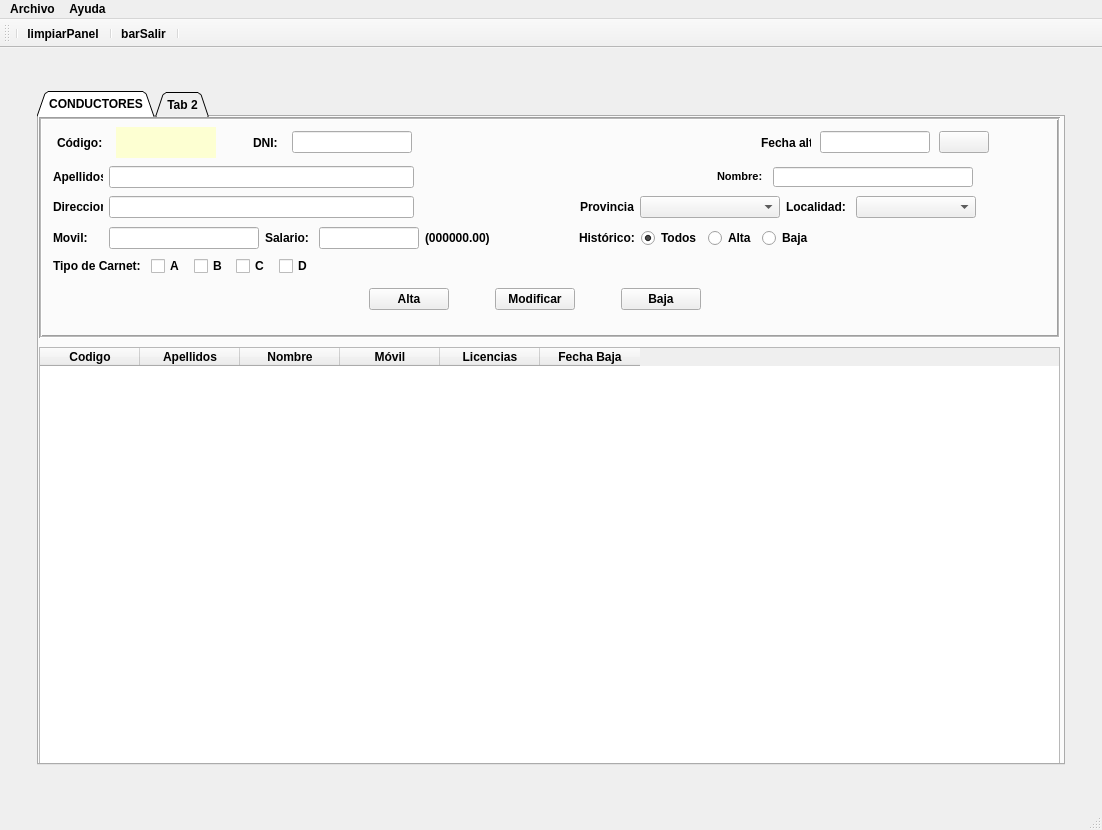
Before: the Qt Designer form templates/venta_principal.ui in EliasVGZ/vierafernandez2324, drawn with Qt 5.
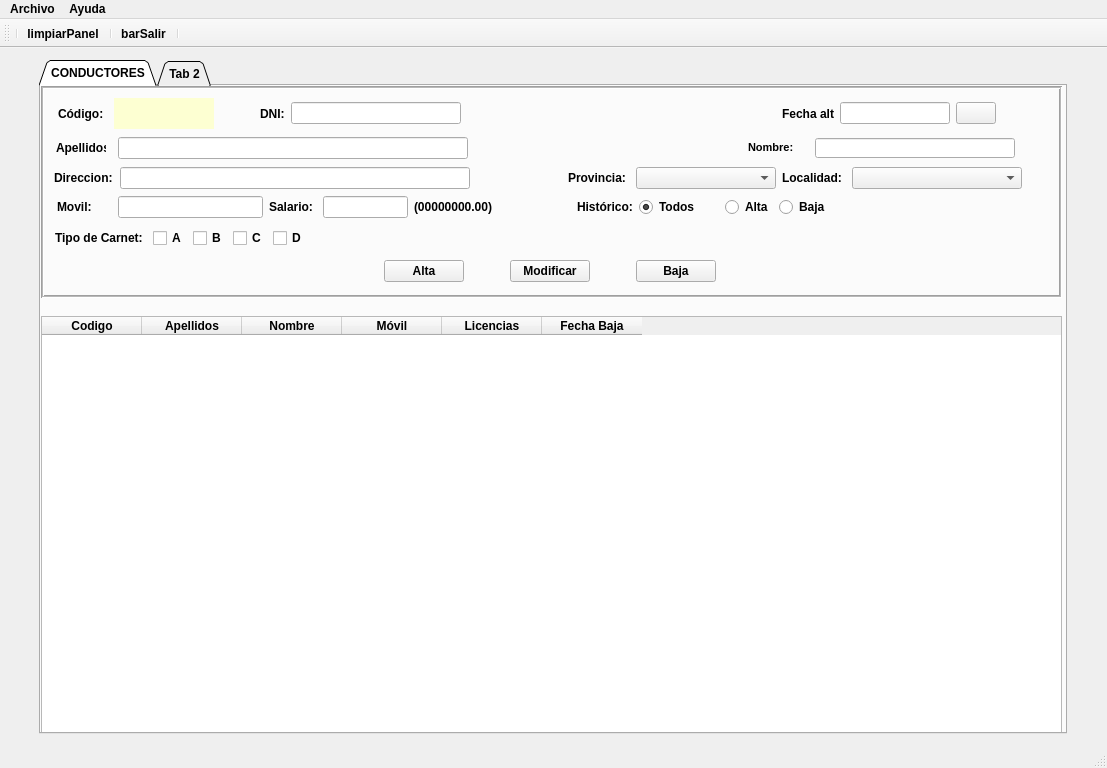
After: the same form once the commit is applied. Icons and pictures are not drawn.

Commit message: añadiendo localidades a las provincias

The edit to the form file:
```diff
--- a/templates/venta_principal.ui
+++ b/templates/venta_principal.ui
@@ -6,8 +6,8 @@
    <rect>
     <x>0</x>
     <y>0</y>
-    <width>1102</width>
-    <height>830</height>
+    <width>1107</width>
+    <height>768</height>
    </rect>
   </property>
   <property name="sizePolicy">
@@ -39,7 +39,8 @@
   </property>
   <property name="windowIcon">
    <iconset>
-    <normaloff>../IMG/travel_car_BMV_1741.png</normaloff>../IMG/travel_car_BMV_1741.png</iconset>
+    <normaloff>../IMG/travel_car_BMV_1741.png</normaloff>
+    <normalon>../IMG/travel_car_BMV_1741.png</normalon>../IMG/travel_car_BMV_1741.png</iconset>
   </property>
   <property name="layoutDirection">
    <enum>Qt::LeftToRight</enum>
@@ -105,7 +106,7 @@
        </property>
        <property name="maximumSize">
         <size>
-         <width>1022</width>
+         <width>1200</width>
          <height>900</height>
         </size>
        </property>
@@ -118,7 +119,7 @@
           <x>0</x>
           <y>0</y>
           <width>1021</width>
-          <height>221</height>
+          <height>212</height>
          </rect>
         </property>
         <property name="sizePolicy">
@@ -151,50 +152,115 @@
         <property name="midLineWidth">
          <number>1</number>
         </property>
-        <widget class="QLabel" name="lblValidarDni">
+        <widget class="QWidget" name="layoutWidget">
          <property name="geometry">
           <rect>
-           <x>390</x>
-           <y>20</y>
-           <width>20</width>
+           <x>14</x>
+           <y>141</y>
+           <width>983</width>
            <height>22</height>
           </rect>
          </property>
-         <property name="minimumSize">
-          <size>
-           <width>20</width>
-           <height>20</height>
-          </size>
-         </property>
-         <property name="maximumSize">
-          <size>
-           <width>40</width>
-           <height>30</height>
-          </size>
-         </property>
-         <property name="font">
-          <font>
-           <family>Arial Black</family>
-           <pointsize>9</pointsize>
-          </font>
-         </property>
-         <property name="text">
-          <string/>
-         </property>
-         <property name="alignment">
-          <set>Qt::AlignCenter</set>
-         </property>
+         <layout class="QHBoxLayout" name="horizontalLayout_5">
+          <item>
+           <widget class="QLabel" name="lbltipoCarnet">
+            <property name="maximumSize">
+             <size>
+              <width>100</width>
+              <height>20</height>
+             </size>
+            </property>
+            <property name="frameShape">
+             <enum>QFrame::NoFrame</enum>
+            </property>
+            <property name="frameShadow">
+             <enum>QFrame::Raised</enum>
+            </property>
+            <property name="text">
+             <string>&lt;html&gt;&lt;head/&gt;&lt;body&gt;&lt;p&gt;Tipo de Carnet: &lt;/p&gt;&lt;/body&gt;&lt;/html&gt;</string>
+            </property>
+           </widget>
+          </item>
+          <item>
+           <widget class="QCheckBox" name="chkA">
+            <property name="maximumSize">
+             <size>
+              <width>40</width>
+              <height>20</height>
+             </size>
+            </property>
+            <property name="text">
+             <string>A</string>
+            </property>
+           </widget>
+          </item>
+          <item>
+           <widget class="QCheckBox" name="chkB">
+            <property name="maximumSize">
+             <size>
+              <width>40</width>
+              <height>20</height>
+             </size>
+            </property>
+            <property name="text">
+             <string>B</string>
+            </property>
+           </widget>
+          </item>
+          <item>
+           <widget class="QCheckBox" name="chkC">
+            <property name="maximumSize">
+             <size>
+              <width>40</width>
+              <height>20</height>
+             </size>
+            </property>
+            <property name="text">
+             <string>C</string>
+            </property>
+           </widget>
+          </item>
+          <item>
+           <widget class="QCheckBox" name="chkD">
+            <property name="maximumSize">
+             <size>
+              <width>40</width>
+              <height>20</height>
+             </size>
+            </property>
+            <property name="text">
+             <string>D</string>
+            </property>
+           </widget>
+          </item>
+          <item>
+           <spacer name="horizontalSpacer_7">
+            <property name="orientation">
+             <enum>Qt::Horizontal</enum>
+            </property>
+            <property name="sizeType">
+             <enum>QSizePolicy::Expanding</enum>
+            </property>
+            <property name="sizeHint" stdset="0">
+             <size>
+              <width>728</width>
+              <height>20</height>
+             </size>
+            </property>
+           </spacer>
+          </item>
+         </layout>
         </widget>
-        <widget class="QWidget" name="">
+        <widget class="QWidget" name="layoutWidget">
          <property name="geometry">
           <rect>
-           <x>1</x>
-           <y>167</y>
+           <x>14</x>
+           <y>170</y>
            <width>989</width>
            <height>30</height>
           </rect>
          </property>
-         <layout class="QHBoxLayout" name="horizontalLayout_7">
+         <layout class="QHBoxLayout" name="horizontalLayout_6">
           <item>
            <spacer name="horizontalSpacer_12">
             <property name="orientation">
@@ -300,16 +366,63 @@
           </item>
          </layout>
         </widget>
-        <widget class="QWidget" name="">
+        <widget class="QWidget" name="layoutWidget">
          <property name="geometry">
           <rect>
-           <x>1</x>
-           <y>78</y>
-           <width>994</width>
-           <height>24</height>
+           <x>17</x>
+           <y>12</y>
+           <width>938</width>
+           <height>31</height>
           </rect>
          </property>
-         <layout class="QHBoxLayout" name="horizontalLayout_4">
+         <layout class="QHBoxLayout" name="horizontalLayout_2">
+          <item>
+           <widget class="QLabel" name="lblCod">
+            <property name="minimumSize">
+             <size>
+              <width>50</width>
+              <height>20</height>
+             </size>
+            </property>
+            <property name="maximumSize">
+             <size>
+              <width>40</width>
+              <height>16777215</height>
+             </size>
+            </property>
+            <property name="frameShadow">
+             <enum>QFrame::Raised</enum>
+            </property>
+            <property name="text">
+             <string>Código:</string>
+            </property>
+           </widget>
+          </item>
+          <item>
+           <widget class="QLabel" name="lblCodbd">
+            <property name="minimumSize">
+             <size>
+              <width>100</width>
+              <height>20</height>
+             </size>
+            </property>
+            <property name="maximumSize">
+             <size>
+              <width>100</width>
+              <height>16777215</height>
+             </size>
+            </property>
+            <property name="styleSheet">
+             <string notr="true">background-color: rgb(253, 255, 210);</string>
+            </property>
+            <property name="text">
+             <string/>
+            </property>
+            <property name="alignment">
+             <set>Qt::AlignCenter</set>
+            </property>
+           </widget>
+          </item>
           <item>
            <spacer name="horizontalSpacer_3">
             <property name="orientation">
@@ -320,6 +433,276 @@
             </property>
             <property name="sizeHint" stdset="0">
              <size>
+              <width>40</width>
+              <height>20</height>
+             </size>
+            </property>
+           </spacer>
+          </item>
+          <item>
+           <widget class="QLabel" name="lblDni">
+            <property name="minimumSize">
+             <size>
+              <width>20</width>
+              <height>20</height>
+             </size>
+            </property>
+            <property name="maximumSize">
+             <size>
+              <width>30</width>
+              <height>16777215</height>
+             </size>
+            </property>
+            <property name="text">
+             <string>DNI:</string>
+            </property>
+           </widget>
+          </item>
+          <item>
+           <widget class="QLineEdit" name="txtDni">
+            <property name="minimumSize">
+             <size>
+              <width>60</width>
+              <height>20</height>
+             </size>
+            </property>
+            <property name="maximumSize">
+             <size>
+              <width>170</width>
+              <height>16777215</height>
+             </size>
+            </property>
+            <property name="alignment">
+             <set>Qt::AlignCenter</set>
+            </property>
+           </widget>
+          </item>
+          <item>
+           <widget class="QLabel" name="lblValidarDni">
+            <property name="minimumSize">
+             <size>
+              <width>20</width>
+              <height>20</height>
+             </size>
+            </property>
+            <property name="maximumSize">
+             <size>
+              <width>40</width>
+              <height>30</height>
+             </size>
+            </property>
+            <property name="font">
+             <font>
+              <family>Arial Black</family>
+              <pointsize>9</pointsize>
+             </font>
+            </property>
+            <property name="text">
+             <string/>
+            </property>
+            <property name="alignment">
+             <set>Qt::AlignCenter</set>
+            </property>
+           </widget>
+          </item>
+          <item>
+           <spacer name="horizontalSpacer">
+            <property name="orientation">
+             <enum>Qt::Horizontal</enum>
+            </property>
+            <property name="sizeType">
+             <enum>QSizePolicy::Fixed</enum>
+            </property>
+            <property name="sizeHint" stdset="0">
+             <size>
+              <width>288</width>
+              <height>20</height>
+             </size>
+            </property>
+           </spacer>
+          </item>
+          <item>
+           <widget class="QLabel" name="lblFechaAlta">
+            <property name="maximumSize">
+             <size>
+              <width>52</width>
+              <height>16777215</height>
+             </size>
+            </property>
+            <property name="frameShadow">
+             <enum>QFrame::Raised</enum>
+            </property>
+            <property name="text">
+             <string>Fecha alta:</string>
+            </property>
+           </widget>
+          </item>
+          <item>
+           <widget class="QLineEdit" name="txtFechaAlta">
+            <property name="enabled">
+             <bool>true</bool>
+            </property>
+            <property name="minimumSize">
+             <size>
+              <width>100</width>
+              <height>20</height>
+             </size>
+            </property>
+            <property name="maximumSize">
+             <size>
+              <width>110</width>
+              <height>16777215</height>
+             </size>
+            </property>
+            <property name="alignment">
+             <set>Qt::AlignCenter</set>
+            </property>
+            <property name="readOnly">
+             <bool>false</bool>
+            </property>
+           </widget>
+          </item>
+          <item>
+           <widget class="QPushButton" name="btnCalendario">
+            <property name="maximumSize">
+             <size>
+              <width>50</width>
+              <height>16777215</height>
+             </size>
+            </property>
+            <property name="text">
+             <string/>
+            </property>
+            <property name="icon">
+             <iconset>
+              <normaloff>../../../.designer/IMG/descarga_calendario.png</normaloff>
+              <normalon>../IMG/descarga_calendario.png</normalon>../../../.designer/IMG/descarga_calendario.png</iconset>
+            </property>
+           </widget>
+          </item>
+         </layout>
+        </widget>
+        <widget class="QWidget" name="layoutWidget">
+         <property name="geometry">
+          <rect>
+           <x>9</x>
+           <y>51</y>
+           <width>971</width>
+           <height>22</height>
+          </rect>
+         </property>
+         <layout class="QHBoxLayout" name="horizontalLayout_3">
+          <item>
+           <widget class="QLabel" name="lblApellido">
+            <property name="minimumSize">
+             <size>
+              <width>0</width>
+              <height>20</height>
+             </size>
+            </property>
+            <property name="maximumSize">
+             <size>
+              <width>50</width>
+              <height>16777215</height>
+             </size>
+            </property>
+            <property name="frameShadow">
+             <enum>QFrame::Raised</enum>
+            </property>
+            <property name="text">
+             <string>Apellidos:</string>
+            </property>
+           </widget>
+          </item>
+          <item>
+           <widget class="QLineEdit" name="txtApellido">
+            <property name="minimumSize">
+             <size>
+              <width>350</width>
+              <height>20</height>
+             </size>
+            </property>
+            <property name="maximumSize">
+             <size>
+              <width>350</width>
+              <height>16777215</height>
+             </size>
+            </property>
+           </widget>
+          </item>
+          <item>
+           <spacer name="horizontalSpacer_5">
+            <property name="orientation">
+             <enum>Qt::Horizontal</enum>
+            </property>
+            <property name="sizeType">
+             <enum>QSizePolicy::Fixed</enum>
+            </property>
+            <property name="sizeHint" stdset="0">
+             <size>
+              <width>268</width>
+              <height>20</height>
+             </size>
+            </property>
+           </spacer>
+          </item>
+          <item>
+           <widget class="QLabel" name="label">
+            <property name="minimumSize">
+             <size>
+              <width>50</width>
+              <height>0</height>
+             </size>
+            </property>
+            <property name="maximumSize">
+             <size>
+              <width>55</width>
+              <height>16777215</height>
+             </size>
+            </property>
+            <property name="text">
+             <string>&lt;html&gt;&lt;head/&gt;&lt;body&gt;&lt;p&gt;&lt;span style=&quot; font-size:8pt;&quot;&gt;Nombre: &lt;/span&gt;&lt;/p&gt;&lt;/body&gt;&lt;/html&gt;</string>
+            </property>
+           </widget>
+          </item>
+          <item>
+           <widget class="QLineEdit" name="txtNombre">
+            <property name="minimumSize">
+             <size>
+              <width>200</width>
+              <height>20</height>
+             </size>
+            </property>
+            <property name="maximumSize">
+             <size>
+              <width>200</width>
+              <height>20</height>
+             </size>
+            </property>
+           </widget>
+          </item>
+         </layout>
+        </widget>
+        <widget class="QWidget" name="layoutWidget">
+         <property name="geometry">
+          <rect>
+           <x>0</x>
+           <y>80</y>
+           <width>1011</width>
+           <height>24</height>
+          </rect>
+         </property>
+         <layout class="QHBoxLayout" name="horizontalLayout_4">
+          <item>
+           <spacer name="horizontalSpacer_2">
+            <property name="orientation">
+             <enum>Qt::Horizontal</enum>
+            </property>
+            <property name="sizeType">
+             <enum>QSizePolicy::Fixed</enum>
+            </property>
+            <property name="sizeHint" stdset="0">
+             <size>
               <width>13</width>
               <height>20</height>
              </size>
@@ -330,16 +713,10 @@
            <widget class="QLabel" name="lblDireccion">
             <property name="minimumSize">
              <size>
-              <width>50</width>
+              <width>60</width>
               <height>20</height>
              </size>
             </property>
-            <property name="maximumSize">
-             <size>
-              <width>50</width>
-              <height>16777215</height>
-             </size>
-            </property>
             <property name="frameShadow">
              <enum>QFrame::Raised</enum>
             </property>
@@ -355,26 +732,29 @@
            <widget class="QLineEdit" name="txtDireccion">
             <property name="minimumSize">
              <size>
-              <width>305</width>
+              <width>350</width>
               <height>20</height>
              </size>
             </property>
             <property name="maximumSize">
              <size>
-              <width>305</width>
+              <width>315</width>
               <height>16777215</height>
              </size>
             </property>
            </widget>
           </item>
           <item>
-           <spacer name="horizontalSpacer_16">
+           <spacer name="horizontalSpacer_10">
             <property name="orientation">
              <enum>Qt::Horizontal</enum>
             </property>
+            <property name="sizeType">
+             <enum>QSizePolicy::Fixed</enum>
+            </property>
             <property name="sizeHint" stdset="0">
              <size>
-              <width>150</width>
+              <width>120</width>
               <height>20</height>
              </size>
             </property>
@@ -389,7 +769,7 @@
              <enum>QFrame::Raised</enum>
             </property>
             <property name="text">
-             <string>&lt;html&gt;&lt;head/&gt;&lt;body&gt;&lt;p&gt;Provincia&lt;/p&gt;&lt;/body&gt;&lt;/html&gt;</string>
+             <string>&lt;html&gt;&lt;head/&gt;&lt;body&gt;&lt;p&gt;Provincia: &lt;/p&gt;&lt;/body&gt;&lt;/html&gt;</string>
             </property>
            </widget>
           </item>
@@ -420,40 +800,18 @@
            <widget class="QComboBox" name="cmbLocalidad">
             <property name="minimumSize">
              <size>
-              <width>120</width>
+              <width>170</width>
               <height>0</height>
              </size>
             </property>
-           </widget>
-          </item>
-          <item>
-           <spacer name="horizontalSpacer_17">
-            <property name="orientation">
-             <enum>Qt::Horizontal</enum>
-            </property>
-            <property name="sizeType">
-             <enum>QSizePolicy::Fixed</enum>
-            </property>
-            <property name="sizeHint" stdset="0">
+            <property name="maximumSize">
              <size>
-              <width>58</width>
-              <height>20</height>
+              <width>170</width>
+              <height>16777215</height>
              </size>
             </property>
-           </spacer>
+           </widget>
           </item>
-         </layout>
-        </widget>
-        <widget class="QWidget" name="">
-         <property name="geometry">
-          <rect>
-           <x>1</x>
-           <y>109</y>
-           <width>1001</width>
-           <height>24</height>
-          </rect>
-         </property>
-         <layout class="QHBoxLayout" name="horizontalLayout_5">
           <item>
            <spacer name="horizontalSpacer_4">
             <property name="orientation">
@@ -464,23 +822,35 @@
             </property>
             <property name="sizeHint" stdset="0">
              <size>
-              <width>13</width>
+              <width>30</width>
               <height>20</height>
              </size>
             </property>
            </spacer>
           </item>
+         </layout>
+        </widget>
+        <widget class="QWidget" name="">
+         <property name="geometry">
+          <rect>
+           <x>16</x>
+           <y>110</y>
+           <width>991</width>
+           <height>22</height>
+          </rect>
+         </property>
+         <layout class="QHBoxLayout" name="horizontalLayout_7">
           <item>
            <widget class="QLabel" name="lblMovil">
             <property name="minimumSize">
              <size>
-              <width>50</width>
+              <width>55</width>
               <height>0</height>
              </size>
             </property>
             <property name="maximumSize">
              <size>
-              <width>50</width>
+              <width>55</width>
               <height>16777215</height>
              </size>
             </property>
@@ -499,7 +869,7 @@
            <widget class="QLineEdit" name="txtMovil">
             <property name="minimumSize">
              <size>
-              <width>150</width>
+              <width>120</width>
               <height>20</height>
              </size>
             </property>
@@ -540,13 +910,13 @@
            <widget class="QLineEdit" name="txtSalario">
             <property name="minimumSize">
              <size>
-              <width>100</width>
+              <width>85</width>
               <height>0</height>
              </size>
             </property>
             <property name="maximumSize">
              <size>
-              <width>100</width>
+              <width>60</width>
               <height>16777215</height>
              </size>
             </property>
@@ -561,18 +931,21 @@
           <item>
            <widget class="QLabel" name="label_2">
             <property name="text">
-             <string>&lt;html&gt;&lt;head/&gt;&lt;body&gt;&lt;p&gt;(000000.00)&lt;/p&gt;&lt;/body&gt;&lt;/html&gt;</string>
+             <string>&lt;html&gt;&lt;head/&gt;&lt;body&gt;&lt;p&gt;(00000000.00)&lt;/p&gt;&lt;/body&gt;&lt;/html&gt;</string>
             </property>
            </widget>
           </item>
           <item>
-           <spacer name="horizontalSpacer_19">
+           <spacer name="horizontalSpacer_6">
             <property name="orientation">
              <enum>Qt::Horizontal</enum>
             </property>
+            <property name="sizeType">
+             <enum>QSizePolicy::Fixed</enum>
+            </property>
             <property name="sizeHint" stdset="0">
              <size>
-              <width>68</width>
+              <width>78</width>
               <height>20</height>
              </size>
             </property>
@@ -582,7 +955,7 @@
            <widget class="QLabel" name="lblEstado">
             <property name="maximumSize">
              <size>
-              <width>100</width>
+              <width>60</width>
               <height>20</height>
              </size>
             </property>
@@ -601,7 +974,7 @@
            <widget class="QRadioButton" name="rbtTodos">
             <property name="minimumSize">
              <size>
-              <width>50</width>
+              <width>80</width>
               <height>0</height>
              </size>
             </property>
@@ -637,405 +1010,6 @@
            </widget>
           </item>
           <item>
-           <spacer name="horizontalSpacer_18">
-            <property name="orientation">
-             <enum>Qt::Horizontal</enum>
-            </property>
-            <property name="sizeType">
-             <enum>QSizePolicy::Fixed</enum>
-            </property>
-            <property name="sizeHint" stdset="0">
-             <size>
-              <width>228</width>
-              <height>20</height>
-             </size>
-            </property>
-           </spacer>
-          </item>
-         </layout>
-        </widget>
-        <widget class="QWidget" name="">
-         <property name="geometry">
-          <rect>
-           <x>1</x>
-           <y>138</y>
-           <width>1003</width>
-           <height>22</height>
-          </rect>
-         </property>
-         <layout class="QHBoxLayout" name="horizontalLayout_6">
-          <item>
-           <spacer name="horizontalSpacer_5">
-            <property name="orientation">
-             <enum>Qt::Horizontal</enum>
-            </property>
-            <property name="sizeType">
-             <enum>QSizePolicy::Fixed</enum>
-            </property>
-            <property name="sizeHint" stdset="0">
-             <size>
-              <width>13</width>
-              <height>20</height>
-             </size>
-            </property>
-           </spacer>
-          </item>
-          <item>
-           <widget class="QLabel" name="lbltipoCarnet">
-            <property name="minimumSize">
-             <size>
-              <width>50</width>
-              <height>0</height>
-             </size>
-            </property>
-            <property name="maximumSize">
-             <size>
-              <width>100</width>
-              <height>20</height>
-             </size>
-            </property>
-            <property name="frameShape">
-             <enum>QFrame::NoFrame</enum>
-            </property>
-            <property name="frameShadow">
-             <enum>QFrame::Raised</enum>
-            </property>
-            <property name="text">
-             <string>&lt;html&gt;&lt;head/&gt;&lt;body&gt;&lt;p&gt;Tipo de Carnet: &lt;/p&gt;&lt;/body&gt;&lt;/html&gt;</string>
-            </property>
-           </widget>
-          </item>
-          <item>
-           <widget class="QCheckBox" name="chkA">
-            <property name="maximumSize">
-             <size>
-              <width>40</width>
-              <height>20</height>
-             </size>
-            </property>
-            <property name="text">
-             <string>A</string>
-            </property>
-           </widget>
-          </item>
-          <item>
-           <widget class="QCheckBox" name="chkB">
-            <property name="maximumSize">
-             <size>
-              <width>40</width>
-              <height>20</height>
-             </size>
-            </property>
-            <property name="text">
-             <string>B</string>
-            </property>
-           </widget>
-          </item>
-          <item>
-           <widget class="QCheckBox" name="chkC">
-            <property name="maximumSize">
-             <size>
-              <width>40</width>
-              <height>20</height>
-             </size>
-            </property>
-            <property name="text">
-             <string>C</string>
-            </property>
-           </widget>
-          </item>
-          <item>
-           <widget class="QCheckBox" name="chkD">
-            <property name="maximumSize">
-             <size>
-              <width>40</width>
-              <height>20</height>
-             </size>
-            </property>
-            <property name="text">
-             <string>D</string>
-            </property>
-           </widget>
-          </item>
-          <item>
-           <spacer name="horizontalSpacer_7">
-            <property name="orientation">
-             <enum>Qt::Horizontal</enum>
-            </property>
-            <property name="sizeType">
-             <enum>QSizePolicy::Fixed</enum>
-            </property>
-            <property name="sizeHint" stdset="0">
-             <size>
-              <width>728</width>
-              <height>20</height>
-             </size>
-            </property>
-           </spacer>
-          </item>
-         </layout>
-        </widget>
-        <widget class="QWidget" name="">
-         <property name="geometry">
-          <rect>
-           <x>1</x>
-           <y>49</y>
-           <width>991</width>
-           <height>22</height>
-          </rect>
-         </property>
-         <layout class="QHBoxLayout" name="horizontalLayout_3">
-          <item>
-           <spacer name="horizontalSpacer_2">
-            <property name="orientation">
-             <enum>Qt::Horizontal</enum>
-            </property>
-            <property name="sizeType">
-             <enum>QSizePolicy::Fixed</enum>
-            </property>
-            <property name="sizeHint" stdset="0">
-             <size>
-              <width>13</width>
-              <height>20</height>
-             </size>
-            </property>
-           </spacer>
-          </item>
-          <item>
-           <widget class="QLabel" name="lblApellido">
-            <property name="minimumSize">
-             <size>
-              <width>0</width>
-              <height>20</height>
-             </size>
-            </property>
-            <property name="maximumSize">
-             <size>
-              <width>50</width>
-              <height>16777215</height>
-             </size>
-            </property>
-            <property name="frameShadow">
-             <enum>QFrame::Raised</enum>
-            </property>
-            <property name="text">
-             <string>Apellidos:</string>
-            </property>
-           </widget>
-          </item>
-          <item>
-           <widget class="QLineEdit" name="txtApellido">
-            <property name="minimumSize">
-             <size>
-              <width>305</width>
-              <height>20</height>
-             </size>
-            </property>
-            <property name="maximumSize">
-             <size>
-              <width>305</width>
-              <height>16777215</height>
-             </size>
-            </property>
-           </widget>
-          </item>
-          <item>
-           <spacer name="horizontalSpacer_10">
-            <property name="orientation">
-             <enum>Qt::Horizontal</enum>
-            </property>
-            <property name="sizeType">
-             <enum>QSizePolicy::Fixed</enum>
-            </property>
-            <property name="sizeHint" stdset="0">
-             <size>
-              <width>298</width>
-              <height>20</height>
-             </size>
-            </property>
-           </spacer>
-          </item>
-          <item>
-           <widget class="QLabel" name="label">
-            <property name="minimumSize">
-             <size>
-              <width>50</width>
-              <height>0</height>
-             </size>
-            </property>
-            <property name="maximumSize">
-             <size>
-              <width>55</width>
-              <height>16777215</height>
-             </size>
-            </property>
-            <property name="text">
-             <string>&lt;html&gt;&lt;head/&gt;&lt;body&gt;&lt;p&gt;&lt;span style=&quot; font-size:8pt;&quot;&gt;Nombre: &lt;/span&gt;&lt;/p&gt;&lt;/body&gt;&lt;/html&gt;</string>
-            </property>
-           </widget>
-          </item>
-          <item>
-           <widget class="QLineEdit" name="txtNombre">
-            <property name="minimumSize">
-             <size>
-              <width>200</width>
-              <height>20</height>
-             </size>
-            </property>
-            <property name="maximumSize">
-             <size>
-              <width>200</width>
-              <height>20</height>
-             </size>
-            </property>
-           </widget>
-          </item>
-          <item>
-           <spacer name="horizontalSpacer_11">
-            <property name="orientation">
-             <enum>Qt::Horizontal</enum>
-            </property>
-            <property name="sizeType">
-             <enum>QSizePolicy::Fixed</enum>
-            </property>
-            <property name="sizeHint" stdset="0">
-             <size>
-              <width>58</width>
-              <height>20</height>
-             </size>
-            </property>
-           </spacer>
-          </item>
-         </layout>
-        </widget>
-        <widget class="QWidget" name="">
-         <property name="geometry">
-          <rect>
-           <x>2</x>
-           <y>10</y>
-           <width>1014</width>
-           <height>31</height>
-          </rect>
-         </property>
-         <layout class="QHBoxLayout" name="horizontalLayout_2">
-          <item>
-           <spacer name="horizontalSpacer">
-            <property name="orientation">
-             <enum>Qt::Horizontal</enum>
-            </property>
-            <property name="sizeType">
-             <enum>QSizePolicy::Fixed</enum>
-            </property>
-            <property name="sizeHint" stdset="0">
-             <size>
-              <width>13</width>
-              <height>20</height>
-             </size>
-            </property>
-           </spacer>
-          </item>
-          <item>
-           <widget class="QLabel" name="lblCod">
-            <property name="minimumSize">
-             <size>
-              <width>50</width>
-              <height>20</height>
-             </size>
-            </property>
-            <property name="maximumSize">
-             <size>
-              <width>50</width>
-              <height>16777215</height>
-             </size>
-            </property>
-            <property name="frameShadow">
-             <enum>QFrame::Raised</enum>
-            </property>
-            <property name="text">
-             <string>Código:</string>
-            </property>
-           </widget>
-          </item>
-          <item>
-           <widget class="QLabel" name="lblCodbd">
-            <property name="minimumSize">
-             <size>
-              <width>100</width>
-              <height>20</height>
-             </size>
-            </property>
-            <property name="maximumSize">
-             <size>
-              <width>100</width>
-              <height>16777215</height>
-             </size>
-            </property>
-            <property name="styleSheet">
-             <string notr="true">background-color: rgb(253, 255, 210);</string>
-            </property>
-            <property name="text">
-             <string/>
-            </property>
-            <property name="alignment">
-             <set>Qt::AlignCenter</set>
-            </property>
-           </widget>
-          </item>
-          <item>
-           <spacer name="horizontalSpacer_6">
-            <property name="orientation">
-             <enum>Qt::Horizontal</enum>
-            </property>
-            <property name="sizeType">
-             <enum>QSizePolicy::Fixed</enum>
-            </property>
-            <property name="sizeHint" stdset="0">
-             <size>
-              <width>28</width>
-              <height>20</height>
-             </size>
-            </property>
-           </spacer>
-          </item>
-          <item>
-           <widget class="QLabel" name="lblDni">
-            <property name="minimumSize">
-             <size>
-              <width>30</width>
-              <height>20</height>
-             </size>
-            </property>
-            <property name="maximumSize">
-             <size>
-              <width>30</width>
-              <height>16777215</height>
-             </size>
-            </property>
-            <property name="text">
-             <string>DNI:</string>
-            </property>
-           </widget>
-          </item>
-          <item>
-           <widget class="QLineEdit" name="txtDni">
-            <property name="minimumSize">
-             <size>
-              <width>120</width>
-              <height>20</height>
-             </size>
-            </property>
-            <property name="maximumSize">
-             <size>
-              <width>120</width>
-              <height>16777215</height>
-             </size>
-            </property>
-            <property name="alignment">
-             <set>Qt::AlignCenter</set>
-            </property>
-           </widget>
-          </item>
-          <item>
            <spacer name="horizontalSpacer_8">
             <property name="orientation">
              <enum>Qt::Horizontal</enum>
@@ -1045,87 +1019,7 @@
             </property>
             <property name="sizeHint" stdset="0">
              <size>
-              <width>340</width>
-              <height>20</height>
-             </size>
-            </property>
-           </spacer>
-          </item>
-          <item>
-           <widget class="QLabel" name="lblFechaAlta">
-            <property name="minimumSize">
-             <size>
-              <width>50</width>
-              <height>0</height>
-             </size>
-            </property>
-            <property name="maximumSize">
-             <size>
-              <width>50</width>
-              <height>16777215</height>
-             </size>
-            </property>
-            <property name="frameShadow">
-             <enum>QFrame::Raised</enum>
-            </property>
-            <property name="text">
-             <string>Fecha alta:</string>
-            </property>
-           </widget>
-          </item>
-          <item>
-           <widget class="QLineEdit" name="txtFechaAlta">
-            <property name="enabled">
-             <bool>true</bool>
-            </property>
-            <property name="minimumSize">
-             <size>
-              <width>110</width>
-              <height>20</height>
-             </size>
-            </property>
-            <property name="maximumSize">
-             <size>
-              <width>110</width>
-              <height>16777215</height>
-             </size>
-            </property>
-            <property name="alignment">
-             <set>Qt::AlignCenter</set>
-            </property>
-            <property name="readOnly">
-             <bool>false</bool>
-            </property>
-           </widget>
-          </item>
-          <item>
-           <widget class="QPushButton" name="btnCalendario">
-            <property name="maximumSize">
-             <size>
-              <width>50</width>
-              <height>16777215</height>
-             </size>
-            </property>
-            <property name="text">
-             <string/>
-            </property>
-            <property name="icon">
-             <iconset>
-              <normaloff>../IMG/descarga_calendario.png</normaloff>../IMG/descarga_calendario.png</iconset>
-            </property>
-           </widget>
-          </item>
-          <item>
-           <spacer name="horizontalSpacer_9">
-            <property name="orientation">
-             <enum>Qt::Horizontal</enum>
-            </property>
-            <property name="sizeType">
-             <enum>QSizePolicy::Fixed</enum>
-            </property>
-            <property name="sizeHint" stdset="0">
-             <size>
-              <width>58</width>
+              <width>218</width>
               <height>20</height>
              </size>
             </property>
@@ -1143,12 +1037,6 @@
           <height>431</height>
          </rect>
         </property>
-        <property name="sizePolicy">
-         <sizepolicy hsizetype="Expanding" vsizetype="Preferred">
-          <horstretch>0</horstretch>
-          <verstretch>0</verstretch>
-         </sizepolicy>
-        </property>
         <property name="frameShape">
          <enum>QFrame::StyledPanel</enum>
         </property>
@@ -1231,7 +1119,7 @@
     <rect>
      <x>0</x>
      <y>0</y>
-     <width>1102</width>
+     <width>1107</width>
      <height>21</height>
     </rect>
    </property>
@@ -1285,8 +1173,8 @@
   <action name="actionbarSalir">
    <property name="icon">
     <iconset>
-     <normaloff>../../../../Documents/Desenvolvemento Interfaces/imagenes/imagen_salir.png</normaloff>
-     <normalon>../IMG/imagen_salir.png</normalon>../../../../Documents/Desenvolvemento Interfaces/imagenes/imagen_salir.png</iconset>
+     <normaloff>../../../../../Documents/Desenvolvemento Interfaces/imagenes/imagen_salir.png</normaloff>
+     <normalon>../IMG/imagen_salir.png</normalon>../../../../../Documents/Desenvolvemento Interfaces/imagenes/imagen_salir.png</iconset>
    </property>
    <property name="text">
     <string>barSalir</string>
@@ -1295,8 +1183,8 @@
   <action name="actionlimpiarPanel">
    <property name="icon">
     <iconset>
-     <normaloff>../../../.designer/IMG/limpiar.png</normaloff>
-     <normalon>../IMG/limpiar.png</normalon>../../../.designer/IMG/limpiar.png</iconset>
+     <normaloff>../../../../.designer/IMG/limpiar.png</normaloff>
+     <normalon>../IMG/limpiar.png</normalon>../../../../.designer/IMG/limpiar.png</iconset>
    </property>
    <property name="text">
     <string>limpiarPanel</string>
```
Left out of the diff: 12 changed lines with no effect on the pictures. The commit also changes 15 other files.
